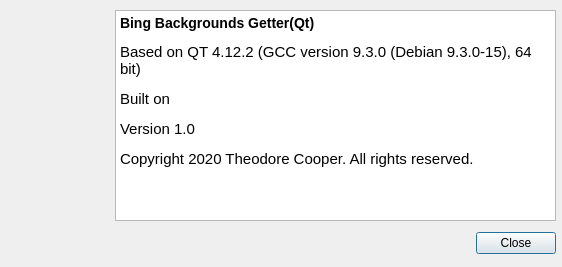
Before: the Qt Designer form form/about.ui in the0cp/Bing-Wallpaper-GUI, drawn with Qt 5.
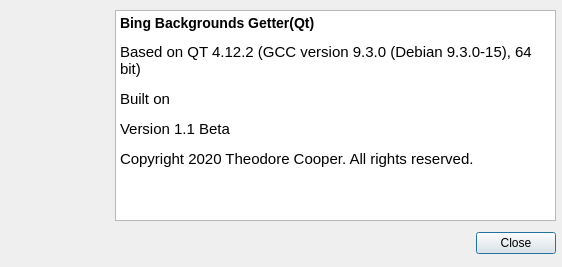
After: the same form once the commit is applied.

```diff
--- a/form/about.ui
+++ b/form/about.ui
@@ -30,7 +30,7 @@
 &lt;h3 style=&quot; margin-top:14px; margin-bottom:12px; margin-left:0px; margin-right:0px; -qt-block-indent:0; text-indent:0px;&quot;&gt;&lt;a name=&quot;write&quot;&gt;&lt;/a&gt;&lt;span style=&quot; font-size:large; font-weight:600;&quot;&gt;B&lt;/span&gt;&lt;span style=&quot; font-size:large; font-weight:600;&quot;&gt;ing Backgrounds Getter(Qt)&lt;/span&gt;&lt;/h3&gt;
 &lt;p style=&quot; margin-top:12px; margin-bottom:12px; margin-left:0px; margin-right:0px; -qt-block-indent:0; text-indent:0px;&quot;&gt;Based on QT 4.12.2 (GCC version 9.3.0 (Debian 9.3.0-15), 64 bit)&lt;/p&gt;
 &lt;p style=&quot; margin-top:12px; margin-bottom:12px; margin-left:0px; margin-right:0px; -qt-block-indent:0; text-indent:0px;&quot;&gt;Built on &lt;/p&gt;
-&lt;p style=&quot; margin-top:12px; margin-bottom:12px; margin-left:0px; margin-right:0px; -qt-block-indent:0; text-indent:0px;&quot;&gt;Version 1.0&lt;/p&gt;
+&lt;p style=&quot; margin-top:12px; margin-bottom:12px; margin-left:0px; margin-right:0px; -qt-block-indent:0; text-indent:0px;&quot;&gt;Version 1.1 Beta&lt;/p&gt;
 &lt;p style=&quot; margin-top:12px; margin-bottom:12px; margin-left:0px; margin-right:0px; -qt-block-indent:0; text-indent:0px;&quot;&gt;Copyright 2020 Theodore Cooper. All rights reserved.&lt;/p&gt;
 &lt;p style=&quot; margin-top:12px; margin-bottom:12px; margin-left:0px; margin-right:0px; -qt-block-indent:0; text-indent:0px;&quot;&gt; &lt;/p&gt;&lt;/body&gt;&lt;/html&gt;</string>
    </property>
```
